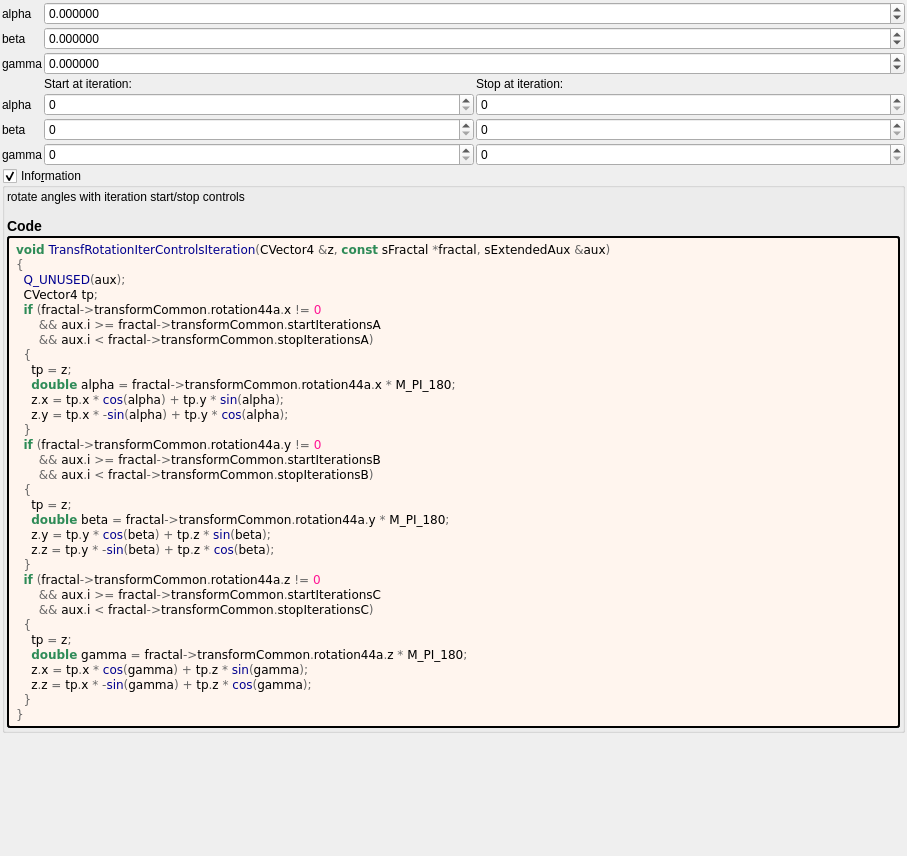
Before: the Qt Designer form mandelbulber2/formula/ui/transf_rotation_iter_controls.ui in buddhi1980/mandelbulber2, drawn with Qt 5.
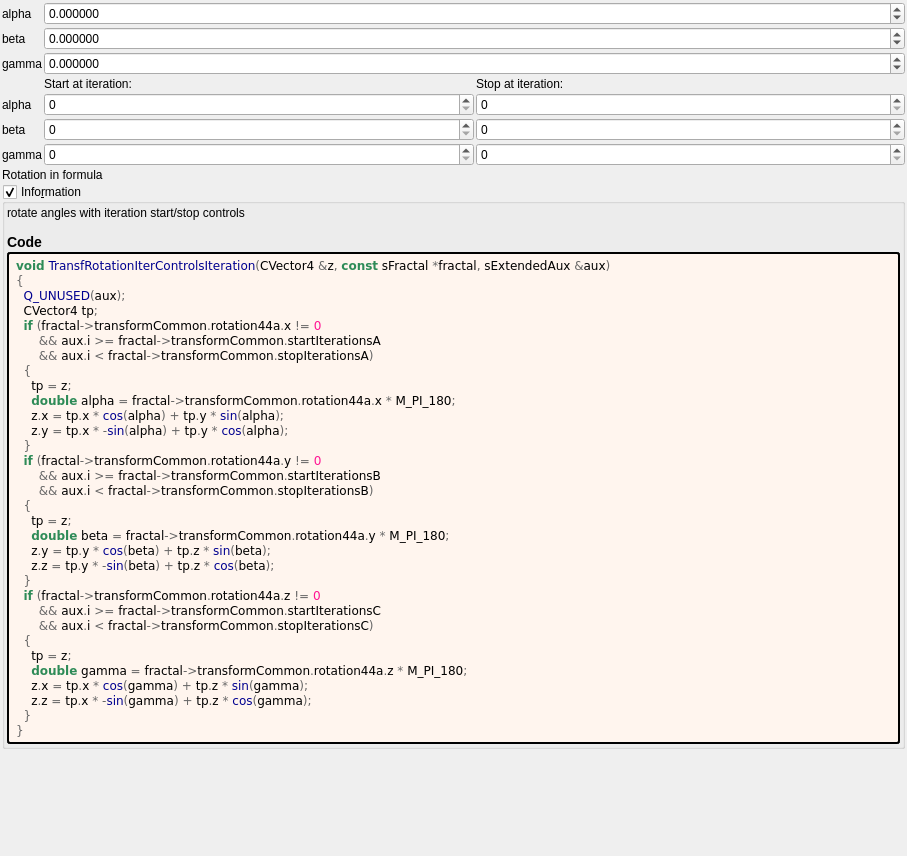
After: the same form once the commit is applied. Custom widgets are drawn as their Qt base class.

Patch:
```diff
--- a/mandelbulber2/formula/ui/transf_rotation_iter_controls.ui
+++ b/mandelbulber2/formula/ui/transf_rotation_iter_controls.ui
@@ -258,6 +258,13 @@
      </item>
     </layout>
    </item>
+   <item>
+    <widget class="QLabel" name="label_22">
+     <property name="text">
+      <string notr="true">Rotation in formula</string>
+     </property>
+    </widget>
+   </item>
    <item>
     <widget class="MyGroupBox" name="groupCheck_info">
      <property name="title">
@@ -381,16 +388,16 @@
    <header>my_group_box.h</header>
    <container>1</container>
   </customwidget>
-  <customwidget>
-   <class>MySpinBox</class>
-   <extends>QSpinBox</extends>
-   <header>my_spin_box.h</header>
-  </customwidget>
   <customwidget>
    <class>MyDoubleSpinBox</class>
    <extends>QDoubleSpinBox</extends>
    <header>my_double_spin_box.h</header>
   </customwidget>
+  <customwidget>
+   <class>MySpinBox</class>
+   <extends>QSpinBox</extends>
+   <header>my_spin_box.h</header>
+  </customwidget>
  </customwidgets>
  <tabstops>
   <tabstop>groupCheck_info</tabstop>
```
Left out of the diff: 108 changed lines with no effect on the pictures.
